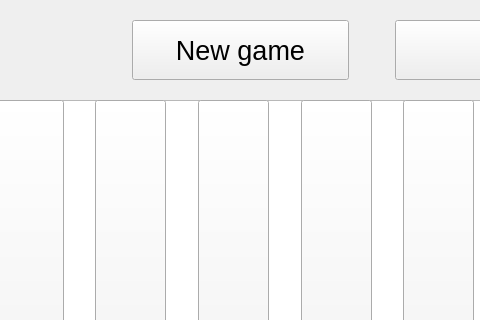
Before: the Qt Designer form BoardWindow.ui in wshknmt/Connect-4, drawn with Qt 5; both pictures show x 159 to 639 and y 0 to 320 of the 800 by 600 pixel window.
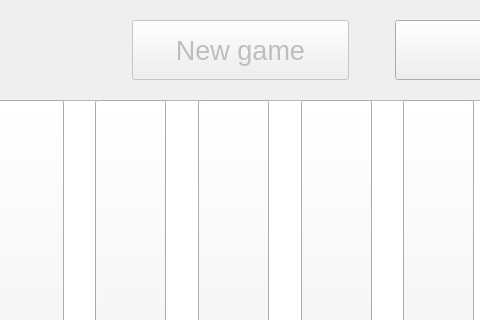
After: the same form once the commit is applied.

```diff
--- a/BoardWindow.ui
+++ b/BoardWindow.ui
@@ -317,6 +317,9 @@
      </item>
      <item>
       <widget class="QPushButton" name="newGameButton">
+       <property name="enabled">
+        <bool>false</bool>
+       </property>
        <property name="minimumSize">
         <size>
          <width>0</width>
```
